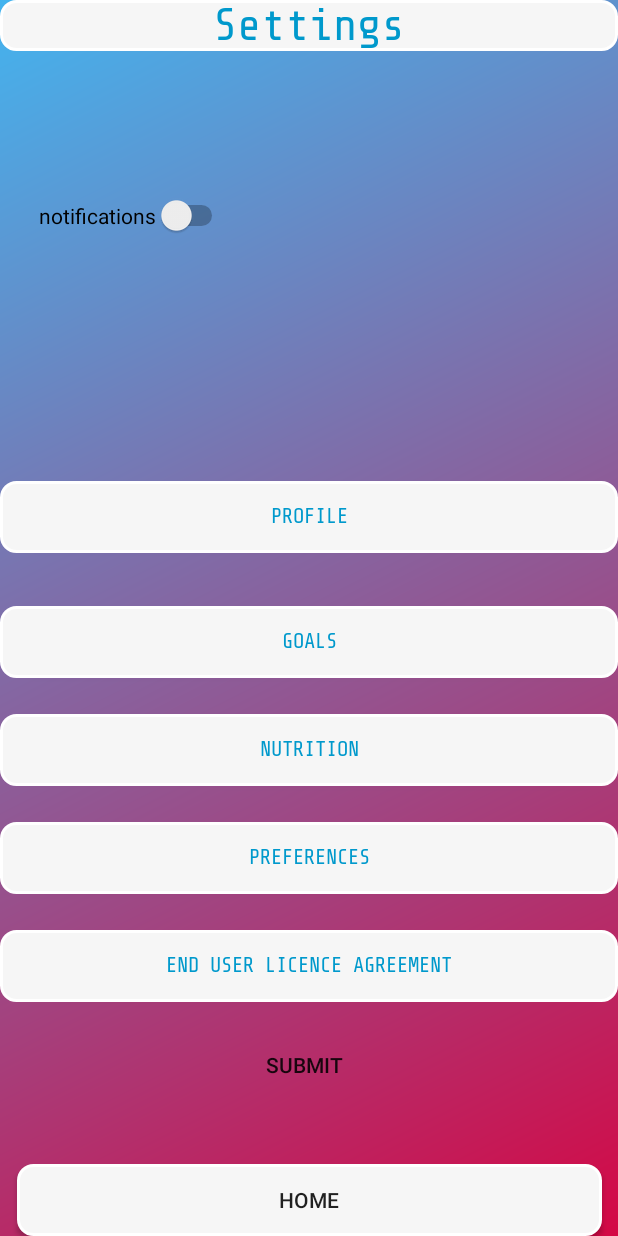
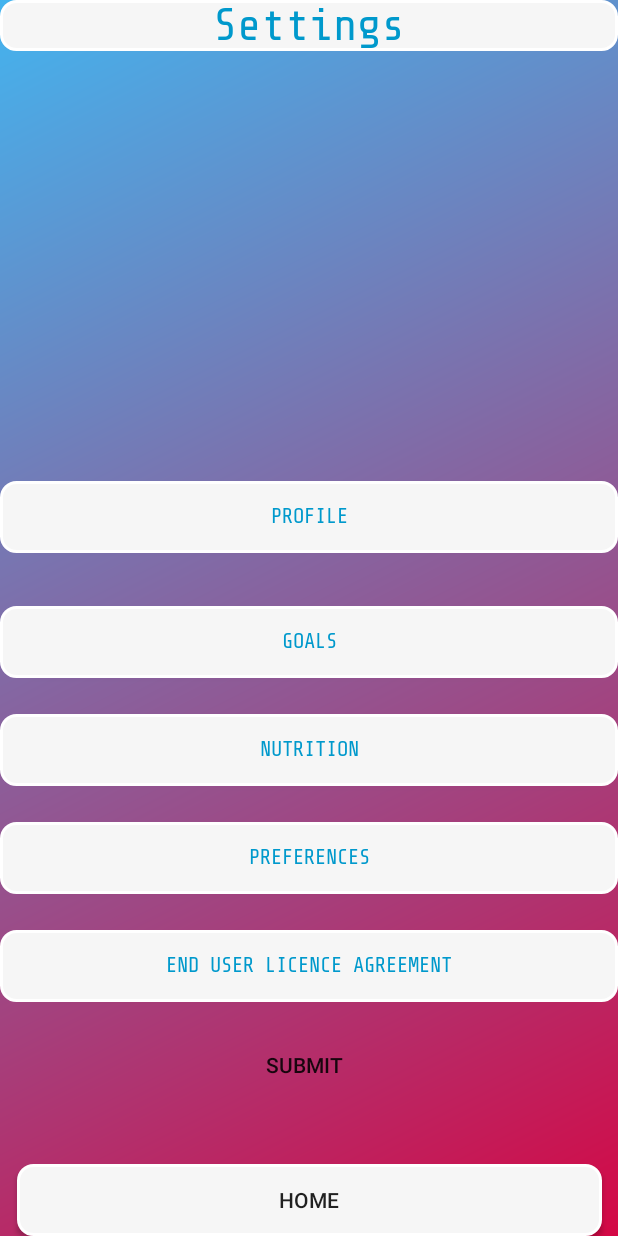
Before and after one commit to dylankirkland/CMSC-355-WorkOutApp, an Android app: the Settings screen opened directly, with no data from a screen before it, on a phone screen of 412 x 824 dp. Run offline under Robolectric (Android 15) with nearby library versions, the phone set to English and light mode, and no system bars; Roboto replaces fonts that are not available here.

Commit message:
Intialized the new buttons in settings

```diff
--- a/CMSC355_Project/app/src/main/java/com/example/cmsc355_project/Settings.java
+++ b/CMSC355_Project/app/src/main/java/com/example/cmsc355_project/Settings.java
@@ -24,6 +24,14 @@ public class Settings extends AppCompatActivity {
                 openHomeActivity();
             }
         });
+        Button profile = findViewById(R.id.Profile);
+        Button goals = findViewById(R.id.Goals);
+        Button nutriention = findViewById(R.id.Nutrition);
+        Button preferences = findViewById(R.id.Preferences);
+        Button agreement = findViewById(R.id.Agreement);
+        Button submitBtn = findViewById(R.id.submitBtn);
+
+
     }
     public void openHomeActivity() {
         //intent object, parameters passed are context and class we want to open (context,class)
@@ -31,4 +39,6 @@ public class Settings extends AppCompatActivity {
         startActivity(intent); //pass intent created in line above
 
     }
+
+
 }
--- a/CMSC355_Project/app/src/main/res/layout/settings.xml
+++ b/CMSC355_Project/app/src/main/res/layout/settings.xml
@@ -125,25 +125,5 @@
         app:layout_constraintBottom_toBottomOf="parent"
         app:layout_constraintStart_toStartOf="parent" />
 
-    <Switch
-        android:id="@+id/notificationsSwitch"
-        android:layout_width="wrap_content"
-        android:layout_height="wrap_content"
-        android:layout_marginStart="63dp"
-        android:layout_marginLeft="63dp"
-        android:layout_marginTop="130dp"
-        android:layout_marginEnd="260dp"
-        android:layout_marginRight="260dp"
-        android:layout_marginBottom="574dp"
-        android:text="@string/notifications"
-        android:textOff="OFF"
-        android:textOn="ON"
-        app:layout_constraintBottom_toBottomOf="parent"
-        app:layout_constraintEnd_toEndOf="parent"
-        app:layout_constraintHorizontal_bias="1.0"
-        app:layout_constraintStart_toStartOf="parent"
-        app:layout_constraintTop_toTopOf="parent"
-        app:layout_constraintVertical_bias="0.0" />
-
 
 </androidx.constraintlayout.widget.ConstraintLayout>
```
Also changed, not shown: CMSC355_Project/app/src/main/java/com/example/cmsc355_project/CreateWorkoutActivity.java (+13 -0 lines), 1 other file.
